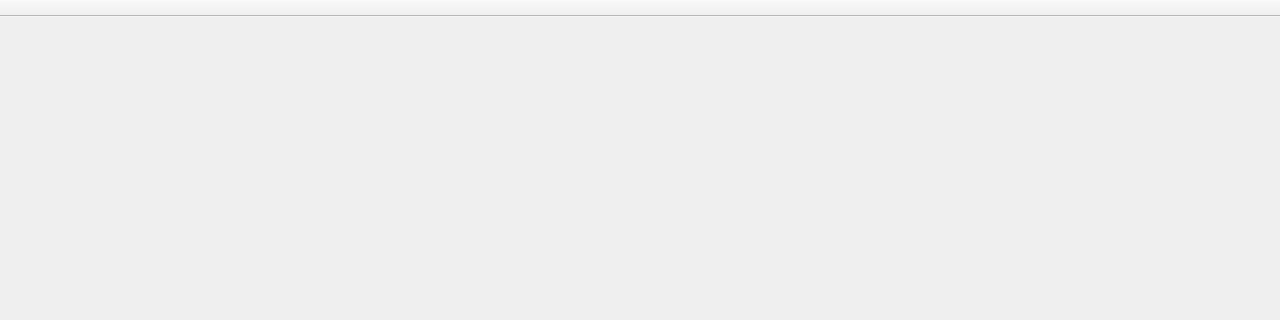
Above: src/mainwindow.ui from RxLaboratory/Ramses-Client before the change; both pictures show x 0 to 1280 and y 0 to 320 of the 1280 by 720 pixel window. Below: the same form after it.
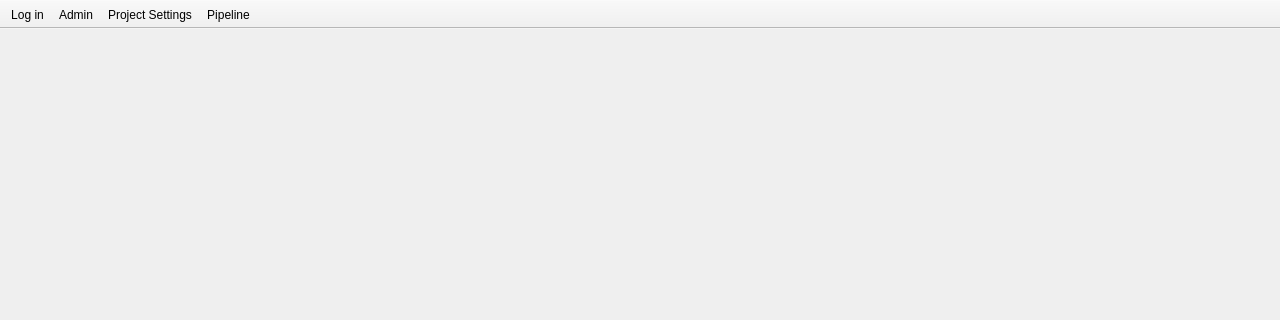
That is the form after the change. Icons and pictures are not drawn.

The edit to the form file:
```diff
--- a/src/mainwindow.ui
+++ b/src/mainwindow.ui
@@ -104,6 +104,10 @@
    <attribute name="toolBarBreak">
     <bool>false</bool>
    </attribute>
+   <addaction name="actionLogIn"/>
+   <addaction name="actionAdmin"/>
+   <addaction name="actionProjectSettings"/>
+   <addaction name="actionPipeline"/>
   </widget>
   <action name="actionLogIn">
    <property name="icon">
@@ -165,6 +169,18 @@
     <string>User folder</string>
    </property>
   </action>
+  <action name="actionPipeline">
+   <property name="checkable">
+    <bool>true</bool>
+   </property>
+   <property name="icon">
+    <iconset resource="resources.qrc">
+     <normaloff>:/icons/pipeline</normaloff>:/icons/pipeline</iconset>
+   </property>
+   <property name="text">
+    <string>Pipeline</string>
+   </property>
+  </action>
  </widget>
  <resources>
   <include location="resources.qrc"/>
```
Left out of the diff: 3 changed lines with no effect on the pictures.
